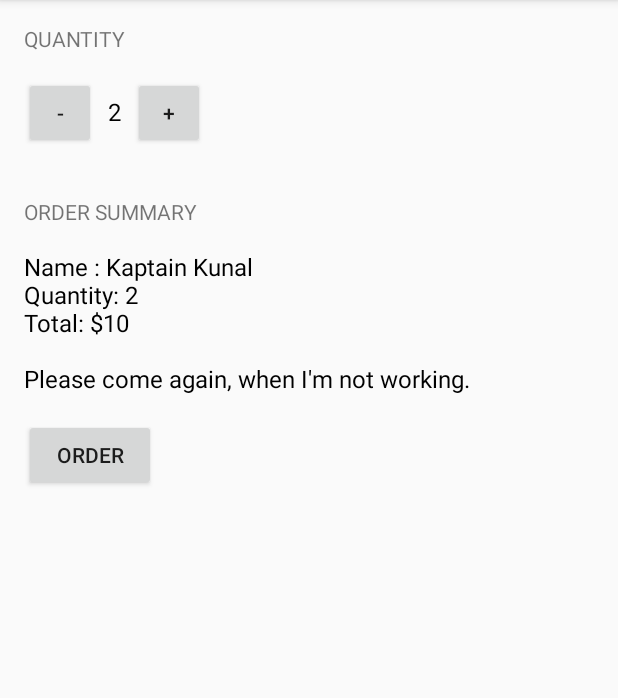
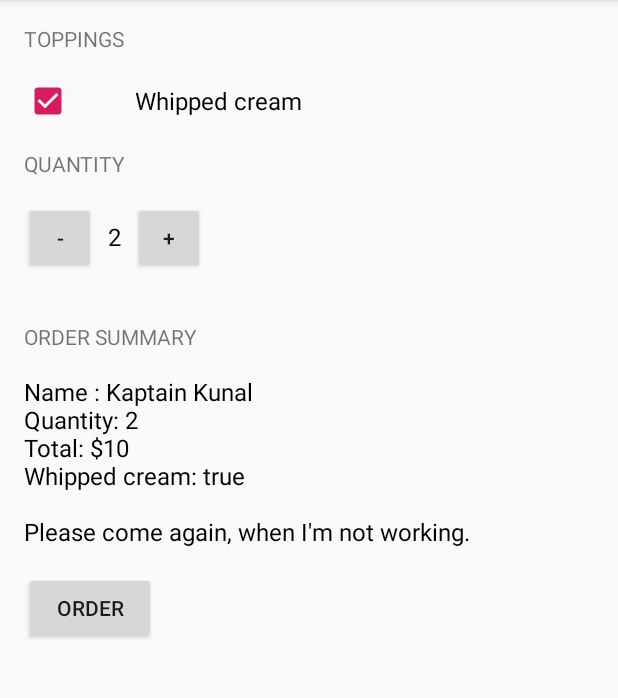
Before and after one commit to rewrib/JustJava, an Android app: the screen it shows after launch (MainActivity), after a tap on "ORDER", on a phone screen of 412 x 824 dp, the part 84-782 px from its top. Run offline under Robolectric (Android 15) with nearby library versions, the phone set to English and light mode, and no system bars; 1 other tap on this screen came first.

Commit message:
Add toppings to the coffee

```diff
--- a/app/src/main/java/com/example/justjava/MainActivity.java
+++ b/app/src/main/java/com/example/justjava/MainActivity.java
@@ -13,6 +13,7 @@ package com.example.justjava;
 import android.os.Bundle;
 import androidx.appcompat.app.AppCompatActivity;
 import android.view.View;
+import android.widget.CheckBox;
 import android.widget.TextView;
 
 import java.text.NumberFormat;
@@ -32,15 +33,23 @@ public class MainActivity extends AppCompatActivity {
      * This method is called when the order button is clicked.
      */
     int quantity = 2;
+    boolean stateWC;
     public void submitOrder(View view) {
+        CheckBox whippedCreamCheckbox = findViewById(R.id.whipped_cream_checkbox);
+        boolean hasWhippedCream = whippedCreamCheckbox.isChecked();
+
         int price = quantity * 5;
-        displayMessage(createOrderSummary(price));
+        displayMessage(createOrderSummary(price, hasWhippedCream));
+    }
+    public void setStateWC(View view){
+        stateWC = true;
     }
 
-    private String createOrderSummary(int price) {
+    private String createOrderSummary(int price, boolean hasWhippedCream) {
         String priceMessage = "Name : Kaptain Kunal" +
                 "\nQuantity: " + quantity +
                 "\nTotal: $" + price +
+                "\nWhipped cream: " + hasWhippedCream +
                 "\n\nPlease come again, when I'm not working.";
         return priceMessage;
 
--- a/app/src/main/res/layout/activity_main.xml
+++ b/app/src/main/res/layout/activity_main.xml
@@ -11,6 +11,22 @@
     tools:context=".MainActivity"
     android:orientation="vertical"
     >
+    <TextView
+        android:layout_width="wrap_content"
+        android:layout_height="wrap_content"
+        android:text="TOPPINGS"
+        android:layout_marginBottom="16dp"
+        />
+
+    <CheckBox android:id="@+id/whipped_cream_checkbox"
+        android:layout_width="wrap_content"
+        android:layout_height="wrap_content"
+        android:text="Whipped cream"
+        android:textSize="16sp"
+        android:layout_marginBottom="16dp"
+        android:paddingLeft="42dp"
+        android:onClick="setStateWC"/>
+
 
     <TextView
         android:layout_width="wrap_content"
```
